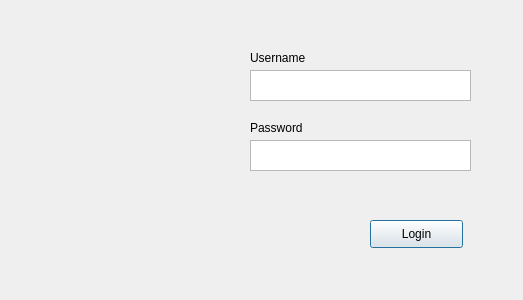
Qt form ui/LoginForm.ui (AlienWolfX/CSU-RFID-PYQT6) before a commit.
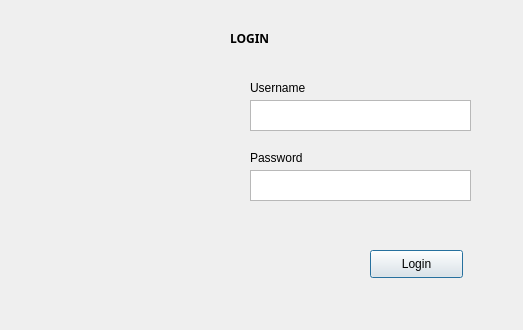
The same form after that commit. Icons and pictures are not drawn.

Commit message: ✨feature: add register form

The edit to the form file:
```diff
--- a/ui/LoginForm.ui
+++ b/ui/LoginForm.ui
@@ -7,7 +7,7 @@
     <x>0</x>
     <y>0</y>
     <width>523</width>
-    <height>300</height>
+    <height>330</height>
    </rect>
   </property>
   <property name="windowTitle">
@@ -17,7 +17,7 @@
    <property name="geometry">
     <rect>
      <x>250</x>
-     <y>140</y>
+     <y>170</y>
      <width>221</width>
      <height>31</height>
     </rect>
@@ -27,7 +27,7 @@
    <property name="geometry">
     <rect>
      <x>250</x>
-     <y>70</y>
+     <y>100</y>
      <width>221</width>
      <height>31</height>
     </rect>
@@ -37,7 +37,7 @@
    <property name="geometry">
     <rect>
      <x>370</x>
-     <y>220</y>
+     <y>250</y>
      <width>93</width>
      <height>28</height>
     </rect>
@@ -50,7 +50,7 @@
    <property name="geometry">
     <rect>
      <x>250</x>
-     <y>50</y>
+     <y>80</y>
      <width>91</width>
      <height>16</height>
     </rect>
@@ -63,7 +63,7 @@
    <property name="geometry">
     <rect>
      <x>250</x>
-     <y>120</y>
+     <y>150</y>
      <width>91</width>
      <height>16</height>
     </rect>
@@ -76,7 +76,7 @@
    <property name="geometry">
     <rect>
      <x>30</x>
-     <y>50</y>
+     <y>80</y>
      <width>171</width>
      <height>171</height>
     </rect>
@@ -91,6 +91,39 @@
     <bool>true</bool>
    </property>
   </widget>
+  <widget class="QLabel" name="label">
+   <property name="geometry">
+    <rect>
+     <x>230</x>
+     <y>30</y>
+     <width>51</width>
+     <height>16</height>
+    </rect>
+   </property>
+   <property name="font">
+    <font>
+     <family>Rockwell Extra Bold</family>
+     <weight>75</weight>
+     <bold>true</bold>
+    </font>
+   </property>
+   <property name="text">
+    <string>LOGIN</string>
+   </property>
+  </widget>
+  <widget class="QLabel" name="statusLabel">
+   <property name="geometry">
+    <rect>
+     <x>190</x>
+     <y>230</y>
+     <width>171</width>
+     <height>20</height>
+    </rect>
+   </property>
+   <property name="text">
+    <string/>
+   </property>
+  </widget>
  </widget>
  <resources/>
  <connections/>
```
Left out of the diff: 2 changed lines with no effect on the pictures. The commit also changes 6 other files.
